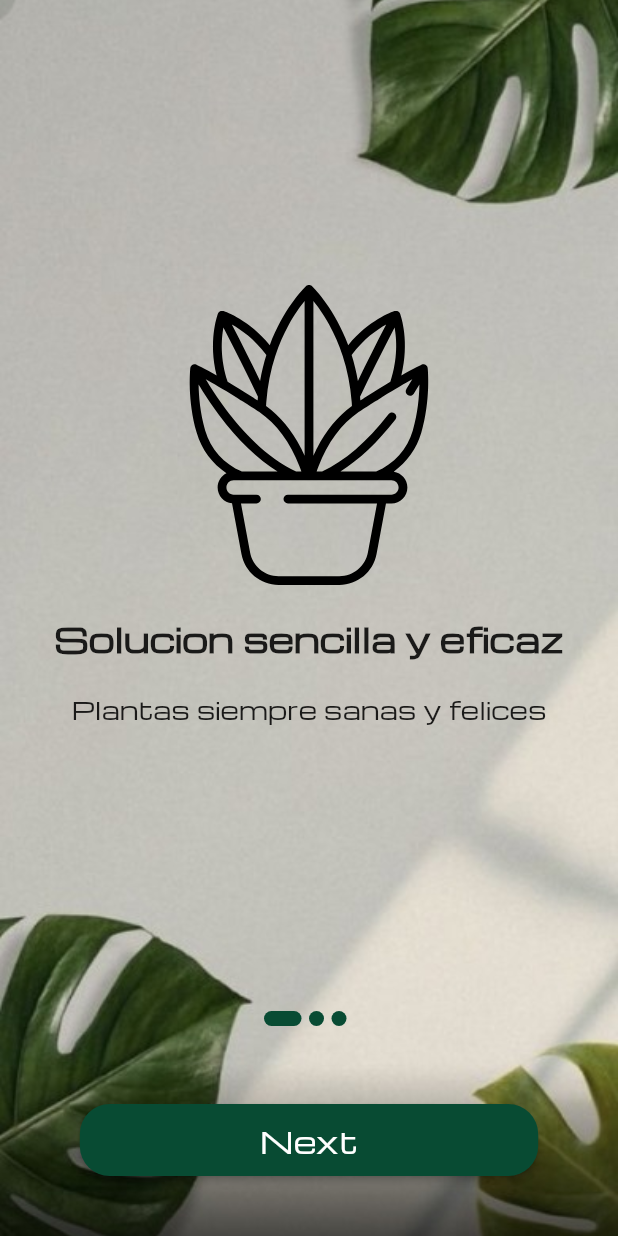
After one commit to Hugo-DevMx/Proyect_irrigation, a Flutter app: the screen it shows after launch, after a tap on "Comenzemos", on a phone screen of 412 x 824 dp. The commit adds this screen. Run offline on Flutter 3.47's test engine with Material 2 defaults, Android fonts, the light colour scheme and no system bars; our stand-ins replace flutter_svg.

Commit message:
Implementacion de onBoardings

```diff
--- /dev/null
+++ b/lib/domain/content_onboardings_model.dart
@@ -0,0 +1,24 @@
+class UnbordingContent {
+  String image;
+  String title;
+  String discription;
+
+  UnbordingContent(
+      {required this.image, required this.title, required this.discription});
+}
+
+List<UnbordingContent> contents = [
+  UnbordingContent(
+      title: 'Solucion sencilla y eficaz',
+      image: 'assets/images/onboarding_1.svg',
+      discription: "Plantas siempre sanas y felices"),
+  UnbordingContent(
+      title: 'Nuestra app',
+      image: 'assets/images/onboarding_2.svg',
+      discription: "Tiene como objetivo "
+                   "ayudar a ahorar agua y energia"),
+  UnbordingContent(
+      title: 'Utilizamos',
+      image: 'assets/images/onboarding_3.svg',
+      discription: "Sensores para detectar humedad y agustar el riego de forma automatica"),
+];
--- a/lib/Screens/login.dart
+++ b/lib/infracstucture/Screens/loginStart.dart
@@ -1,8 +1,9 @@
 import 'package:flutter/material.dart';
+import 'package:irrigation/infracstucture/Screens/onboarding.dart';
 import 'package:irrigation/widgets/buttons.dart';
 
-class LoginScreen extends StatelessWidget {
-  const LoginScreen({super.key});
+class LoginStart extends StatelessWidget {
+  const LoginStart({super.key});
 
   @override
   Widget build(BuildContext context) {
@@ -18,8 +19,11 @@ class LoginScreen extends StatelessWidget {
       Container(
         margin: const EdgeInsets.symmetric(vertical: 40),
         child: Buttons(
-          buttonText: 'Iniciar Sesion',
-          onPressed: (){},
+          buttonText: 'Comenzemos',
+          onPressed: (){
+            Navigator.push(
+                          context, MaterialPageRoute(builder: (_) => const Oboarding()));
+          },
           padding: const EdgeInsets.symmetric(horizontal: 80, vertical: 10),)
       ),
       Column(
--- /dev/null
+++ b/lib/infracstucture/Screens/onboarding.dart
@@ -0,0 +1,124 @@
+import 'package:flutter/material.dart';
+import 'package:flutter_svg/flutter_svg.dart';
+import 'package:irrigation/domain/content_onboardings_model.dart';
+import 'package:irrigation/infracstucture/Screens/singin.dart';
+import 'package:irrigation/widgets/buttons.dart';
+
+class Oboarding extends StatefulWidget {
+  const Oboarding({super.key});
+
+  @override
+  State<Oboarding> createState() => _OboardingState();
+}
+
+class _OboardingState extends State<Oboarding> {
+  int currentIndex = 0;
+  late PageController _controller;
+
+  @override
+  void initState() {
+    _controller = PageController(initialPage: 0);
+    super.initState();
+  }
+
+  @override
+  void dispose() {
+    _controller.dispose();
+    super.dispose();
+  }
+
+  @override
+  Widget build(BuildContext context) {
+    return Scaffold(
+      body: Container(
+        decoration: const BoxDecoration(
+            image: DecorationImage(
+                image: AssetImage('assets/images/backgroundImage1.jpeg'),
+                fit: BoxFit.cover)
+                ),
+        child: Column(
+          children: [
+            Expanded(
+              child: PageView.builder(
+                  controller: _controller,
+                  itemCount: contents.length,
+                  onPageChanged: (int index) {
+                    setState(() {
+                      currentIndex = index;
+                    });
+                  },
+                  itemBuilder: (_, i) {
+                    return Padding(
+                      padding: const EdgeInsets.all(20),
+                      child: Column(
+                        crossAxisAlignment: CrossAxisAlignment.center,
+                        mainAxisAlignment: MainAxisAlignment.center,
+                        children: [
+                          SvgPicture.asset(
+                            contents[i].image,
+                            height: 200,
+                          ),
+                          const SizedBox(height: 20),
+                          Text(
+                              contents[i].title,
+                              maxLines: 1,
+                              textAlign: TextAlign.center,
+                              style: const TextStyle(
+                                  fontSize: 22, fontWeight: FontWeight.bold, fontFamily: 'Chroma'),
+                          ),
+                          const SizedBox(height: 20),
+                          Text(
+                            contents[i].discription,
+                            textAlign: TextAlign.center,
+                            style:
+                                const TextStyle(fontSize: 16, fontFamily: 'Chroma'),
+                          )
+                        ],
+                      ),
+                    );
+                  }
+                  ),
+            ),
+            Container(
+              child: Row(
+                mainAxisAlignment: MainAxisAlignment.center,
+                children: List.generate(
+                    contents.length, (index) => buildDot(index, context)),
+              ),
+            ),
+            Container(
+              width: double.infinity,
+              height: 60,
+              margin: const EdgeInsets.symmetric(vertical: 40),
+              child: Buttons(
+                buttonText:currentIndex == contents.length -1 ? 'Singin': 'Next',
+                onPressed: (){
+
+                if (currentIndex == contents.length - 1) {
+                      Navigator.push(
+                          context, MaterialPageRoute(builder: (_) => const SinginScreen()));
+                    }
+                    _controller.nextPage(
+                        duration: const Duration(milliseconds: 500),
+                        curve: Curves.easeInOut);
+                  },
+                padding: const EdgeInsets.symmetric(horizontal: 120, vertical: 10),
+                ),
+            )
+          ],
+        ),
+      ),
+    );
+  }
+
+  Container buildDot(int index, BuildContext context) {
+    return Container(
+      height: 10,
+      width: currentIndex == index ? 25 : 10,
+      margin: const EdgeInsets.only(right: 5),
+      decoration: BoxDecoration(
+          borderRadius: BorderRadius.circular(20),
+          color: Theme.of(context).primaryColor),
+    );
+  }
+}
--- /dev/null
+++ b/lib/infracstucture/Screens/singin.dart
@@ -0,0 +1,14 @@
+import 'package:flutter/material.dart';
+
+class SinginScreen extends StatelessWidget {
+  const SinginScreen({super.key});
+
+  @override
+  Widget build(BuildContext context) {
+    return Scaffold(
+      appBar: AppBar(
+        title: const Text('Singin Page'),
+      ),
+    );
+  }
+}
--- a/lib/main.dart
+++ b/lib/main.dart
@@ -1,5 +1,5 @@
 import 'package:flutter/material.dart';
-import 'package:irrigation/Screens/login.dart';
+import 'package:irrigation/infracstucture/Screens/loginStart.dart';
 
 
 void main() => runApp(const MyApp());
@@ -8,10 +8,10 @@ class MyApp extends StatelessWidget {
 
   @override
   Widget build(BuildContext context) {
-    return const MaterialApp(
-      title: 'Material App',
+    return  MaterialApp(
+      theme: ThemeData(primaryColor: const Color.fromARGB(255, 8, 75, 51)),
       debugShowCheckedModeBanner: false,
-      home: LoginScreen()
+      home: const LoginStart()
     );
   }
 }
--- a/pubspec.yaml
+++ b/pubspec.yaml
@@ -32,6 +32,7 @@ dependencies:
   flutter:
     sdk: flutter
   lottie: ^2.6.0
+  flutter_svg: ^2.0.7
 
 dev_dependencies:
 
```
Also changed, not shown: assets/images/backgroundImage1.jpeg (added), assets/images/backgroundImage2.jpeg (added), assets/images/backgroundImage3.jpeg (added), assets/images/iconOnboarding.svg (added), assets/images/onboarding_1.svg (added), assets/images/onboarding_2.svg (added), assets/images/onboarding_3.svg (added), lib/infracstucture/Screens/splashscreen.dart (added), pubspec.lock.
